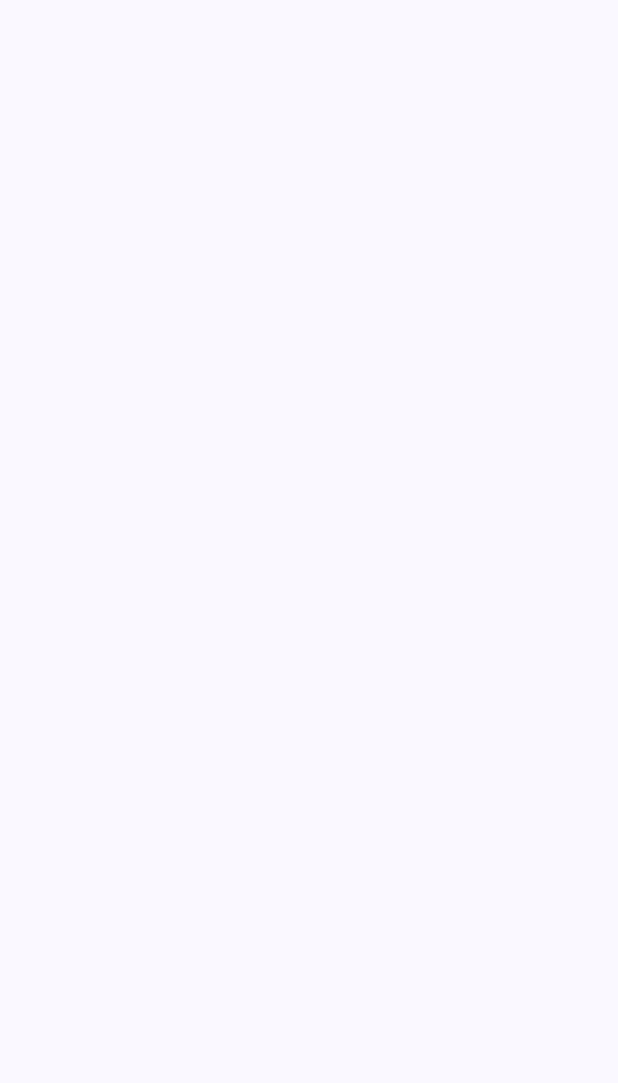
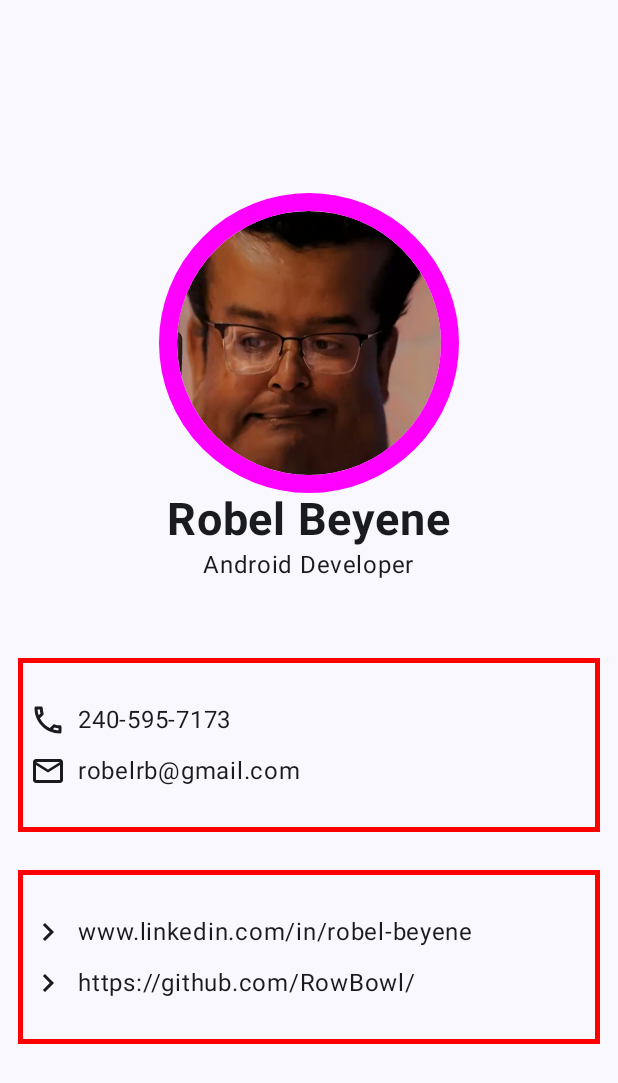
Before and after one commit to RowBowl/MyBusinessCard, an Android app built with Jetpack Compose: the screen it shows after launch (MainActivity), on a phone screen of 412 x 824 dp. Before the commit the part shown is empty. Shown: the top 1083 px of the screen. Run offline under Robolectric (Android 15) with nearby library versions, the phone set to English and light mode, and no system bars.

Commit message:
FIxing positioning and spacing of UI elements.

```diff
--- a/app/src/main/java/com/example/mybusinesscard/MainActivity.kt
+++ b/app/src/main/java/com/example/mybusinesscard/MainActivity.kt
@@ -7,12 +7,17 @@ import androidx.compose.foundation.BorderStroke
 import androidx.compose.foundation.Image
 import androidx.compose.foundation.background
 import androidx.compose.foundation.border
+import androidx.compose.foundation.layout.Arrangement
 import androidx.compose.foundation.layout.Column
 import androidx.compose.foundation.layout.Row
+import androidx.compose.foundation.layout.Spacer
 import androidx.compose.foundation.layout.aspectRatio
+import androidx.compose.foundation.layout.fillMaxHeight
 import androidx.compose.foundation.layout.fillMaxSize
 import androidx.compose.foundation.layout.fillMaxWidth
+import androidx.compose.foundation.layout.height
 import androidx.compose.foundation.layout.padding
+import androidx.compose.foundation.layout.size
 import androidx.compose.foundation.layout.width
 import androidx.compose.foundation.shape.CircleShape
 import androidx.compose.material.icons.Icons
@@ -54,7 +59,7 @@ class MainActivity : ComponentActivity() {
                     modifier = Modifier.fillMaxSize(),
                     color = MaterialTheme.colorScheme.background
                 ) {
-
+                    BusinessCard()
                 }
             }
         }
@@ -71,17 +76,25 @@ class MainActivity : ComponentActivity() {
     fun BusinessCard(modifier: Modifier = Modifier) {
         Column (
             horizontalAlignment = Alignment.CenterHorizontally,
+            verticalArrangement = Arrangement.Center,
             modifier = Modifier
                 .padding(12.dp)
+                .fillMaxHeight()
         ) {
-            ProfilePicture("Robel", "Beyene",
+            ProfilePicture("Robel", "Beyene", "Android Developer",
                 modifier = Modifier)
+
+            Spacer(modifier = Modifier.size(50.dp))
+
             //Phone number and email
             ContactInfoBlock( string1 = stringResource(R.string.contact_phone_number),
                 string2 = stringResource(R.string.contact_email),
                 icon1 = Icons.Outlined.Phone,
                 icon2 = Icons.Outlined.MailOutline,
                 modifier = Modifier)
+
+            Spacer(modifier = Modifier.size(25.dp))
+
             //important sites
             ContactInfoBlock( string1 = stringResource(R.string.link_linkedin),
                 string2 = stringResource(R.string.link_github),
@@ -92,7 +105,7 @@ class MainActivity : ComponentActivity() {
     }
 
     @Composable
-    fun ProfilePicture(firstName: String, lastName: String, modifier: Modifier = Modifier) {
+    fun ProfilePicture(firstName: String, lastName: String, title: String, modifier: Modifier = Modifier) {
         val image = painterResource(R.drawable.robel_profile_pic)
         val borderWidth = 12.dp
         Column (
@@ -118,6 +131,10 @@ class MainActivity : ComponentActivity() {
                 fontSize = 30.sp,
                 modifier = Modifier
             )
+            Text (
+                text = title,
+                fontSize = 16.sp
+            )
         }
     }
     @Composable
@@ -132,31 +149,35 @@ class MainActivity : ComponentActivity() {
 
         Column (
             modifier = Modifier
+                .border(3.dp, Color(borderColor))
                 .fillMaxWidth()
-                .border(
-                    border = BorderStroke(3.dp, Color(borderColor))
+                .padding(8.dp)
+                .height(100.dp)
+            , verticalArrangement = Arrangement.Center
+        ) {
+
+            Row (
+                Modifier.padding(bottom = 10.dp)
+            ) {
+                Icon(
+                    icon1, contentDescription = "Phone Number Icon",
+                    modifier = Modifier
+                        .padding(end = 8.dp)
                 )
-        ) {
-            Row(
-                modifier = Modifier.background(Color(backgroundColor))
-            ) {
-                Icon(icon1, contentDescription = "Phone Number Icon",
-                    modifier = Modifier
-                        .weight(1f)
-                        .align(Alignment.CenterVertically)
-                        .padding(end = 4.dp))
                 Text(
                     text = string1,
-                    modifier = Modifier.weight(8f)
+                    modifier = Modifier
                 )
-                Icon(icon2, contentDescription = "Email Icon",
+            }
+            Row {
+                Icon(
+                    icon2, contentDescription = "Email Icon",
                     modifier = Modifier
-                        .weight(1f)
-                        .align(Alignment.CenterVertically)
-                        .padding(end = 4.dp))
+                        .padding(end = 8.dp)
+                )
                 Text(
                     text = string2,
-                    modifier = Modifier.weight(8f)
+                    modifier = Modifier
                 )
             }
         }
```
